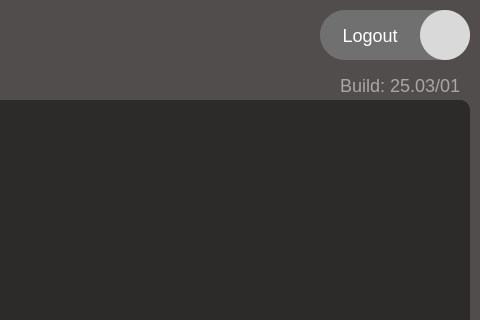
Above: RFTA/forms/dashboard.ui from rotat1ck/RFTA before the change; both pictures show x 270 to 750 and y 0 to 320 of the 750 by 500 pixel window. Below: the same form after it.
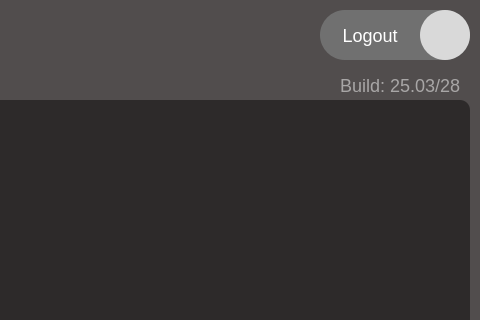
That is the form after the change.

What changed in the file:
```diff
--- a/RFTA/forms/dashboard.ui
+++ b/RFTA/forms/dashboard.ui
@@ -385,7 +385,7 @@
 </string>
       </property>
       <property name="text">
-       <string>Build: 25.03/01</string>
+       <string>Build: 25.03/28</string>
       </property>
       <property name="alignment">
        <set>Qt::AlignmentFlag::AlignRight|Qt::AlignmentFlag::AlignTrailing|Qt::AlignmentFlag::AlignVCenter</set>
```
